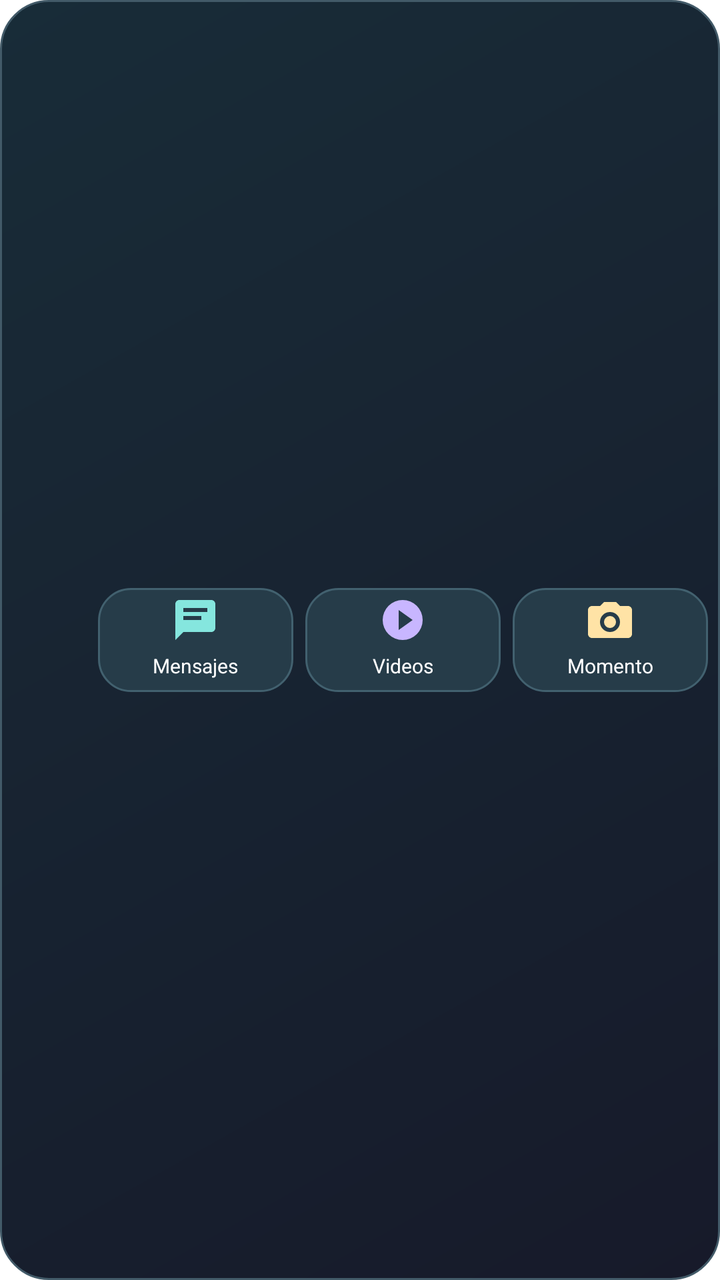
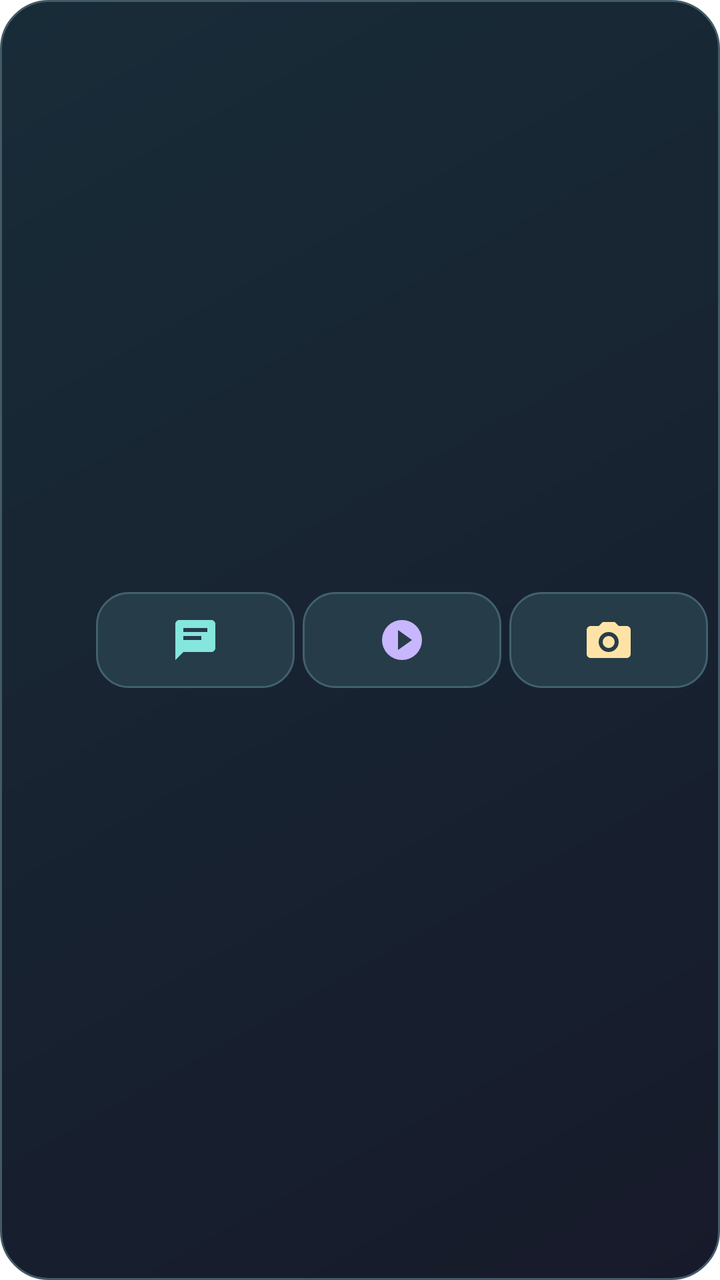

Screens rendered from an Android XML layout before and after an edit, with the pre-edit source and the edit as a unified diff.
<!-- AndroidManifest.xml: application theme Theme.RedSocial -->
<!-- res/layout/widget_novvin_quick_actions_compact.xml -->
<?xml version="1.0" encoding="utf-8"?>
<LinearLayout xmlns:android="http://schemas.android.com/apk/res/android"
    android:id="@+id/widget_root" android:layout_width="match_parent" android:layout_height="match_parent"
    android:background="@drawable/widget_novvin_background" android:padding="6dp"
    android:gravity="center_vertical" android:orientation="horizontal">
    <ImageView android:layout_width="36dp" android:layout_height="36dp"
        android:layout_marginEnd="7dp" android:contentDescription="@string/app_name" android:src="@mipmap/ic_launcher" />
    <TextView android:id="@+id/widget_messages" android:layout_width="0dp" android:layout_height="52dp"
        android:layout_weight="1" android:background="@drawable/widget_novvin_action" android:drawableTop="@drawable/widget_icon_messages"
        android:drawablePadding="2dp" android:padding="4dp" android:gravity="center" android:maxLines="1"
        android:ellipsize="end" android:text="@string/widget_chat_title" android:textColor="#FFFFFF" android:textSize="10sp" />
    <TextView android:id="@+id/widget_videos" android:layout_width="0dp" android:layout_height="52dp"
        android:layout_marginStart="6dp" android:layout_weight="1" android:background="@drawable/widget_novvin_action"
        android:drawableTop="@drawable/widget_icon_videos" android:drawablePadding="2dp" android:padding="4dp"
        android:gravity="center" android:maxLines="1" android:ellipsize="end" android:text="@string/widget_action_videos"
        android:textColor="#FFFFFF" android:textSize="10sp" />
    <TextView android:id="@+id/widget_moments" android:layout_width="0dp" android:layout_height="52dp"
        android:layout_marginStart="6dp" android:layout_weight="1" android:background="@drawable/widget_novvin_action"
        android:drawableTop="@drawable/widget_icon_moment" android:drawablePadding="2dp" android:padding="4dp"
        android:gravity="center" android:maxLines="1" android:ellipsize="end" android:text="@string/widget_action_moment"
        android:textColor="#FFFFFF" android:textSize="10sp" />
</LinearLayout>
<!-- resources referenced by this layout -->
<resources>
  <!-- drawable widget_icon_messages (drawable) -->
  <vector xmlns:android="http://schemas.android.com/apk/res/android" android:width="24dp" android:height="24dp" android:viewportWidth="24" android:viewportHeight="24">
      <path android:fillColor="#85E6DE" android:pathData="M20,2H4c-1.1,0 -2,0.9 -2,2v18l4,-4h14c1.1,0 2,-0.9 2,-2V4c0,-1.1 -0.9,-2 -2,-2zM6,6h12v2H6zM6,10h9v2H6z" />
  </vector>
  <!-- drawable widget_icon_moment (drawable) -->
  <vector xmlns:android="http://schemas.android.com/apk/res/android" android:width="24dp" android:height="24dp" android:viewportWidth="24" android:viewportHeight="24">
      <path android:fillColor="#FFE3A6" android:pathData="M21,5h-4l-2,-2H9L7,5H3c-1.1,0 -2,0.9 -2,2v12c0,1.1 0.9,2 2,2h18c1.1,0 2,-0.9 2,-2V7c0,-1.1 -0.9,-2 -2,-2zM12,8a5,5 0,1 1,0 10a5,5 0,0 1,0 -10zM12,10a3,3 0,1 0,0 6a3,3 0,0 0,0 -6z" />
  </vector>
  <!-- drawable widget_icon_videos (drawable) -->
  <vector xmlns:android="http://schemas.android.com/apk/res/android" android:width="24dp" android:height="24dp" android:viewportWidth="24" android:viewportHeight="24">
      <path android:fillColor="#C8B6FF" android:pathData="M12,2a10,10 0,1 0,0 20a10,10 0,0 0,0 -20zM10,7l7,5 -7,5z" />
  </vector>
  <!-- drawable widget_novvin_action (drawable) -->
  <?xml version="1.0" encoding="utf-8"?>
  <selector xmlns:android="http://schemas.android.com/apk/res/android">
      <item android:state_pressed="true">
          <shape android:shape="rectangle">
              <solid android:color="#385966" />
              <corners android:radius="16dp" />
          </shape>
      </item>
      <item>
          <shape android:shape="rectangle">
              <solid android:color="#263C49" />
              <corners android:radius="16dp" />
              <stroke android:width="1dp" android:color="#42616F" />
          </shape>
      </item>
  </selector>
  <!-- drawable widget_novvin_background (drawable) -->
  <?xml version="1.0" encoding="utf-8"?>
  <shape xmlns:android="http://schemas.android.com/apk/res/android" android:shape="rectangle">
      <gradient android:angle="315" android:startColor="#182C38" android:endColor="#171A2A" />
      <corners android:radius="24dp" />
      <stroke android:width="1dp" android:color="#425A68" />
  </shape>
  <!-- mipmap ic_launcher (mipmap-anydpi) -->
  <?xml version="1.0" encoding="utf-8"?>
  <bitmap xmlns:android="http://schemas.android.com/apk/res/android"
      android:src="@drawable/ic_launcher_legacy" />
  <string name="app_name" translatable="false">Novvin</string>
  <string name="widget_action_moment" tools:ignore="Typos">Momento</string>
  <string name="widget_action_videos">Videos</string>
  <string name="widget_chat_title">Mensajes</string>
  <style name="Theme.RedSocial" parent="Theme.AppCompat.DayNight.NoActionBar">
          <item name="android:statusBarColor">@android:color/transparent</item>
          <item name="android:windowLightStatusBar">true</item>
          <item name="android:windowBackground">@android:color/white</item>
      </style>
  <!-- drawable ic_launcher_legacy: png bitmap (drawable-nodpi, 120482 bytes) -->
</resources>

<!-- the commit's change to res/layout/widget_novvin_quick_actions_compact.xml (unified diff, before → after) -->
@@ -3,20 +3,18 @@
     android:id="@+id/widget_root" android:layout_width="match_parent" android:layout_height="match_parent"
     android:background="@drawable/widget_novvin_background" android:padding="6dp"
     android:gravity="center_vertical" android:orientation="horizontal">
-    <ImageView android:layout_width="36dp" android:layout_height="36dp"
-        android:layout_marginEnd="7dp" android:contentDescription="@string/app_name" android:src="@mipmap/ic_launcher" />
-    <TextView android:id="@+id/widget_messages" android:layout_width="0dp" android:layout_height="52dp"
-        android:layout_weight="1" android:background="@drawable/widget_novvin_action" android:drawableTop="@drawable/widget_icon_messages"
-        android:drawablePadding="2dp" android:padding="4dp" android:gravity="center" android:maxLines="1"
-        android:ellipsize="end" android:text="@string/widget_chat_title" android:textColor="#FFFFFF" android:textSize="10sp" />
-    <TextView android:id="@+id/widget_videos" android:layout_width="0dp" android:layout_height="52dp"
-        android:layout_marginStart="6dp" android:layout_weight="1" android:background="@drawable/widget_novvin_action"
-        android:drawableTop="@drawable/widget_icon_videos" android:drawablePadding="2dp" android:padding="4dp"
-        android:gravity="center" android:maxLines="1" android:ellipsize="end" android:text="@string/widget_action_videos"
-        android:textColor="#FFFFFF" android:textSize="10sp" />
-    <TextView android:id="@+id/widget_moments" android:layout_width="0dp" android:layout_height="52dp"
-        android:layout_marginStart="6dp" android:layout_weight="1" android:background="@drawable/widget_novvin_action"
-        android:drawableTop="@drawable/widget_icon_moment" android:drawablePadding="2dp" android:padding="4dp"
-        android:gravity="center" android:maxLines="1" android:ellipsize="end" android:text="@string/widget_action_moment"
-        android:textColor="#FFFFFF" android:textSize="10sp" />
+    <ImageView android:layout_width="32dp" android:layout_height="32dp"
+        android:layout_marginEnd="6dp" android:contentDescription="@string/app_name" android:src="@mipmap/ic_launcher" />
+    <ImageView android:id="@+id/widget_messages" android:layout_width="0dp" android:layout_height="48dp"
+        android:minWidth="48dp" android:layout_weight="1" android:layout_marginStart="4dp"
+        android:background="@drawable/widget_novvin_action" android:src="@drawable/widget_icon_messages"
+        android:padding="12dp" android:contentDescription="@string/widget_chat_title" />
+    <ImageView android:id="@+id/widget_videos" android:layout_width="0dp" android:layout_height="48dp"
+        android:minWidth="48dp" android:layout_weight="1" android:layout_marginStart="4dp"
+        android:background="@drawable/widget_novvin_action" android:src="@drawable/widget_icon_videos"
+        android:padding="12dp" android:contentDescription="@string/widget_action_videos" />
+    <ImageView android:id="@+id/widget_moments" android:layout_width="0dp" android:layout_height="48dp"
+        android:minWidth="48dp" android:layout_weight="1" android:layout_marginStart="4dp"
+        android:background="@drawable/widget_novvin_action" android:src="@drawable/widget_icon_moment"
+        android:padding="12dp" android:contentDescription="@string/widget_moments_title" />
 </LinearLayout>
<!-- resource entries referenced after the edit -->
@@ -41,9 +41,9 @@
   <bitmap xmlns:android="http://schemas.android.com/apk/res/android"
       android:src="@drawable/ic_launcher_legacy" />
   <string name="app_name" translatable="false">Novvin</string>
-  <string name="widget_action_moment" tools:ignore="Typos">Momento</string>
   <string name="widget_action_videos">Videos</string>
   <string name="widget_chat_title">Mensajes</string>
+  <string name="widget_moments_title" tools:ignore="Typos">Crear momento</string>
   <style name="Theme.RedSocial" parent="Theme.AppCompat.DayNight.NoActionBar">
           <item name="android:statusBarColor">@android:color/transparent</item>
           <item name="android:windowLightStatusBar">true</item>
